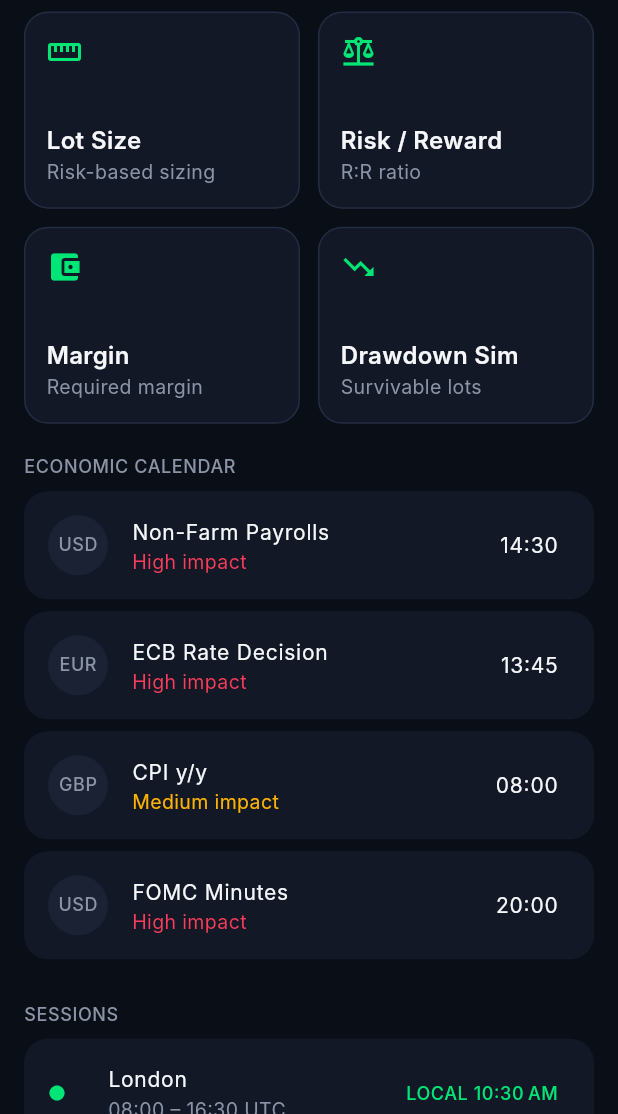
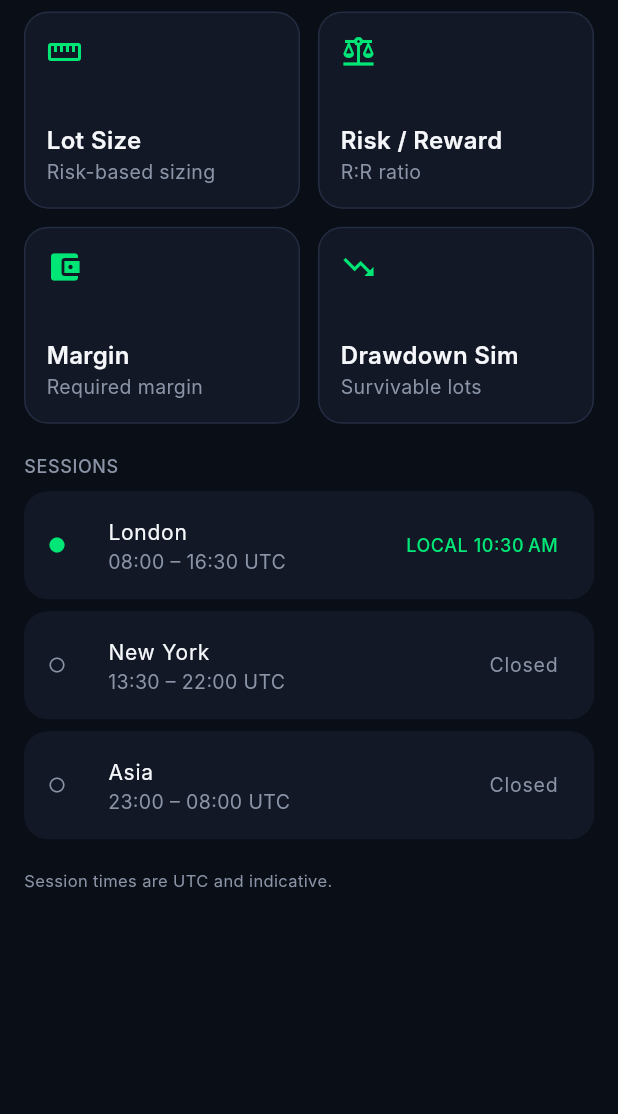
Before and after one commit to Damina24/tradeguard, a Flutter app: the ToolsScreen screen opened directly, on a phone screen of 412 x 824 dp, the part 122-1236 px from its top. Run offline on Flutter 3.47's test engine with Material 3 defaults, Android fonts, the phone set to English and light mode, and no system bars; our stand-ins replace csv, firebase_analytics, firebase_core, firebase_crashlytics, firebase_messaging, fl_chart and 7 more; accounts and stored records are empty; Roboto replaces fonts that are missing (Inter).

Commit message:
chore(ui): completely remove mock economic calendar from dashboard

```diff
--- a/lib/features/tools/presentation/tools_screen.dart
+++ b/lib/features/tools/presentation/tools_screen.dart
@@ -5,6 +5,38 @@ import '../../../core/theme/app_colors.dart';
 import '../../../core/theme/app_text_styles.dart';
 import '../../../core/utils/formatters.dart';
 import 'calc_sheet.dart';
+
+/// Trading-session windows in UTC. Used to derive the LIVE badge from the
+/// device clock instead of a hardcoded flag.
+class SessionWindow {
+  const SessionWindow(this.name, this.openUtcMins, this.closeUtcMins);
+
+  final String name;
+
+  /// Minutes since 00:00 UTC.
+  final int openUtcMins;
+  final int closeUtcMins;
+
+  /// True when [nowUtcMinutes] falls inside the window (handles overnight Asia).
+  bool isLive(int nowUtcMinutes) {
+    if (openUtcMins <= closeUtcMins) {
+      return nowUtcMinutes >= openUtcMins && nowUtcMinutes < closeUtcMins;
+    }
+    return nowUtcMinutes >= openUtcMins || nowUtcMinutes < closeUtcMins;
+  }
+
+  String get rangeLabel =>
+      '${_fmt(openUtcMins)} – ${_fmt(closeUtcMins)} UTC';
+
+  static String _fmt(int mins) =>
+      '${(mins ~/ 60).toString().padLeft(2, '0')}:${(mins % 60).toString().padLeft(2, '0')}';
+}
+
+const List<SessionWindow> sessionWindows = <SessionWindow>[
+  SessionWindow('London', 8 * 60, 16 * 60 + 30),
+  SessionWindow('New York', 13 * 60 + 30, 22 * 60),
+  SessionWindow('Asia', 23 * 60, 8 * 60),
+];
 
 class ToolsScreen extends StatelessWidget {
   const ToolsScreen({super.key});
@@ -69,22 +101,27 @@ class ToolsScreen extends StatelessWidget {
             ],
           ),
           const SizedBox(height: 20),
-          const Text('ECONOMIC CALENDAR', style: AppTextStyles.label),
-          const SizedBox(height: 8),
-          _event('USD', 'Non-Farm Payrolls', 'High', '14:30'),
-          _event('EUR', 'ECB Rate Decision', 'High', '13:45'),
-          _event('GBP', 'CPI y/y', 'Medium', '08:00'),
-          _event('USD', 'FOMC Minutes', 'High', '20:00'),
-          const SizedBox(height: 20),
           const Text('SESSIONS', style: AppTextStyles.label),
           const SizedBox(height: 8),
-          _session('London', '08:00', '16:30', true),
-          _session('New York', '13:30', '22:00', false),
-          _session('Asia', '23:00', '08:00', false),
+          Builder(
+            builder: (BuildContext context) {
+              final DateTime nowUtc = DateTime.now().toUtc();
+              final int nowMins = nowUtc.hour * 60 + nowUtc.minute;
+              return Column(
+                children: <Widget>[
+                  for (final SessionWindow s in sessionWindows)
+                    _session(
+                      s.name,
+                      s.rangeLabel,
+                      s.isLive(nowMins),
+                    ),
+                ],
+              );
+            },
+          ),
           const SizedBox(height: 12),
           const Text(
-            'Session times are UTC and indicative. Calendar data is factual and not '
-            'editorial news.',
+            'Session times are UTC and indicative.',
             style: AppTextStyles.disclaimer,
           ),
         ],
@@ -92,27 +129,7 @@ class ToolsScreen extends StatelessWidget {
     );
   }
 
-  Widget _event(String cur, String name, String impact, String time) {
-    final Color color = switch (impact) {
-      'High' => AppColors.danger,
-      'Medium' => AppColors.warning,
-      _ => AppColors.textMuted,
-    };
-    return Card(
-      margin: const EdgeInsets.only(bottom: 8),
-      child: ListTile(
-        leading: CircleAvatar(
-          backgroundColor: AppColors.surfaceAlt,
-          child: Text(cur, style: AppTextStyles.label),
-        ),
-        title: Text(name, style: AppTextStyles.body),
-        subtitle: Text('$impact impact', style: AppTextStyles.muted.copyWith(color: color)),
-        trailing: Text(time, style: AppTextStyles.body),
-      ),
-    );
-  }
-
-  Widget _session(String name, String open, String close, bool live) => Card(
+  Widget _session(String name, String range, bool live) => Card(
         margin: const EdgeInsets.only(bottom: 8),
         child: ListTile(
           leading: Icon(
@@ -121,13 +138,13 @@ class ToolsScreen extends StatelessWidget {
             color: live ? AppColors.primary : AppColors.textMuted,
           ),
           title: Text(name, style: AppTextStyles.body),
-          subtitle: Text('$open – $close UTC', style: AppTextStyles.muted),
+          subtitle: Text(range, style: AppTextStyles.muted),
           trailing: live
               ? Text(
                   'LOCAL ${Formatters.time(DateTime.now())}',
                   style: AppTextStyles.label.copyWith(color: AppColors.primary),
                 )
-              : null,
+              : const Text('Closed', style: AppTextStyles.muted),
         ),
       );
 }
```
